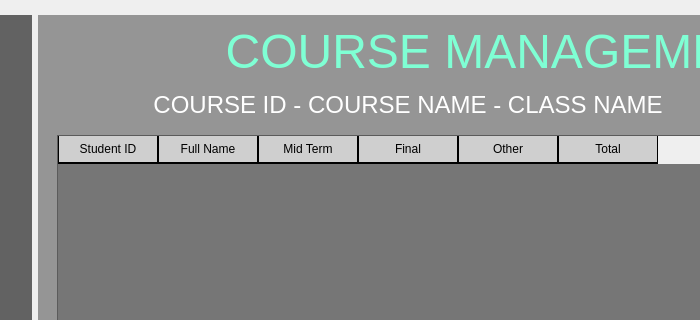
Old version of the form StudentManagementSystem/mainwindow.ui in the repository BuhDuy256/Student-Management-GROUP6-KTLT-23CLC03; both pictures show x 230 to 930 and y 0 to 320 of the 1221 by 723 pixel window.
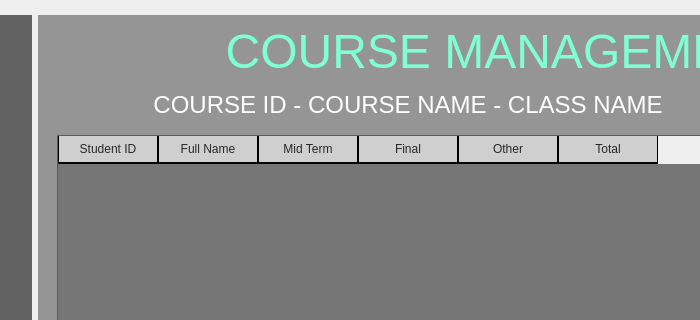
New version of the form. The open tabs and pages were chosen to show the change. Icons and pictures are not drawn.

Commit message: Change scrollbar table design

```diff
--- a/StudentManagementSystem/mainwindow.ui
+++ b/StudentManagementSystem/mainwindow.ui
@@ -5521,20 +5521,21 @@
                 <property name="styleSheet">
                  <string notr="true">QTableWidget::item {
 	background-color: rgba(118, 118, 118,200);
-	color: #000000;
-	color: white;
+	color: #F5F0F0;
 	border: 2px solid #000000;
 }
 
 QTableWidget::item:selected {
 	background-color: rgba(158, 158, 158,200);
 	color: #292727;
-    border: 1px solid #696969;
+	border-bottom: 2px solid #000000;
+	border-right: 1px solid #000000;
+	border-left: 1px solid #000000; 
 }
 
 QHeaderView::section {
 	background-color: rgba(198, 198, 198,200);
-	color: #000000;
+	color: #292727;
 	padding: 4px;
 	border-style: none;
 	border-bottom: 2px solid #000000;
@@ -5559,8 +5560,9 @@
         border-radius: 4px;
         min-width: 20px;
     }
+
     QScrollBar::add-line:horizontal {
-        background: black;
+		border-image: url(:/background/right_arrow.png);
         width: 20px;
         subcontrol-position: right;
         subcontrol-origin: margin;
@@ -5585,13 +5587,14 @@
     min-height: 20px;
 }
 QScrollBar::add-line:vertical {
-    background: black;
+	border-image: url(:/background/down_arrow.png);
+  
     height: 20px;
     subcontrol-position: bottom;
     subcontrol-origin: margin;
 }
 QScrollBar::sub-line:vertical {
-    background: black;
+	border-image: url(:/background/up_arrow.png);
     height: 20px;
     subcontrol-position: top;
     subcontrol-origin: margin;
```
Left out of the diff: 244 changed lines with no effect on the pictures.
